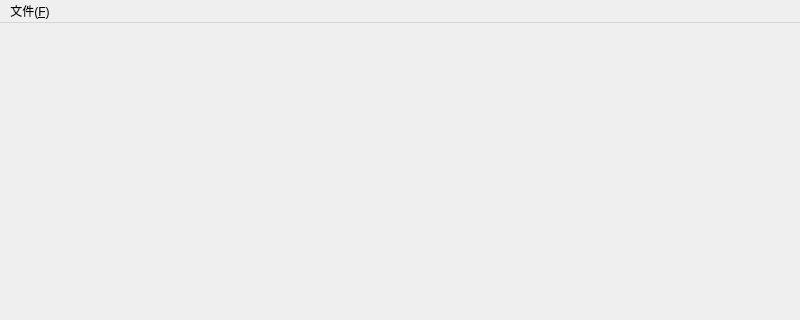
This is mainwindow.ui in TLITRIA/Qt as Qt 5 draws it before an edit; both pictures show x 0 to 800 and y 0 to 320 of the 800 by 600 pixel window. The edited form follows.
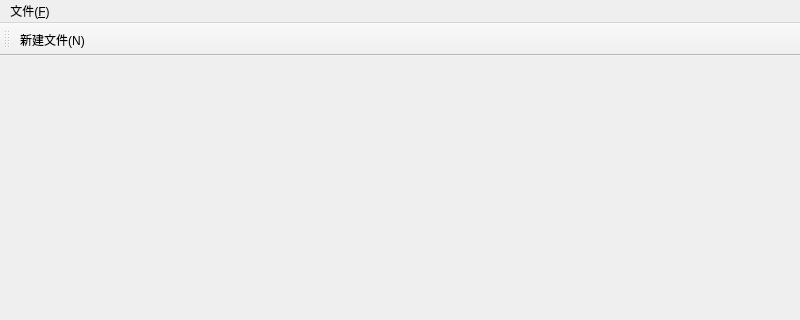
This is the edited form. Icons and pictures are not drawn.

Commit message: 5.1.1 4.工具栏 - 如果MainWindowWidget没有工具栏，右键添加 - 工具栏除了可添加动作还可添加部件

The edit to the form file:
```diff
--- a/mainwindow.ui
+++ b/mainwindow.ui
@@ -32,6 +32,18 @@
    <addaction name="menu_F"/>
   </widget>
   <widget class="QStatusBar" name="statusbar"/>
+  <widget class="QToolBar" name="toolBar">
+   <property name="windowTitle">
+    <string>toolBar</string>
+   </property>
+   <attribute name="toolBarArea">
+    <enum>TopToolBarArea</enum>
+   </attribute>
+   <attribute name="toolBarBreak">
+    <bool>false</bool>
+   </attribute>
+   <addaction name="action_New"/>
+  </widget>
   <action name="action_New">
    <property name="icon">
     <iconset resource="myimages.qrc">
```
The commit also changes 1 other file.
